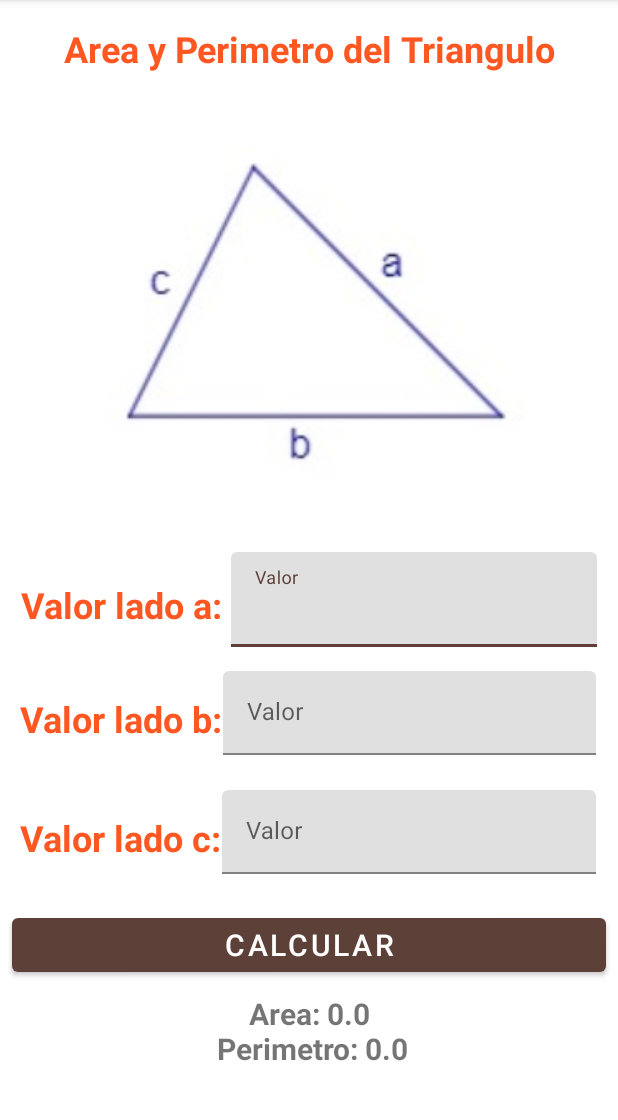
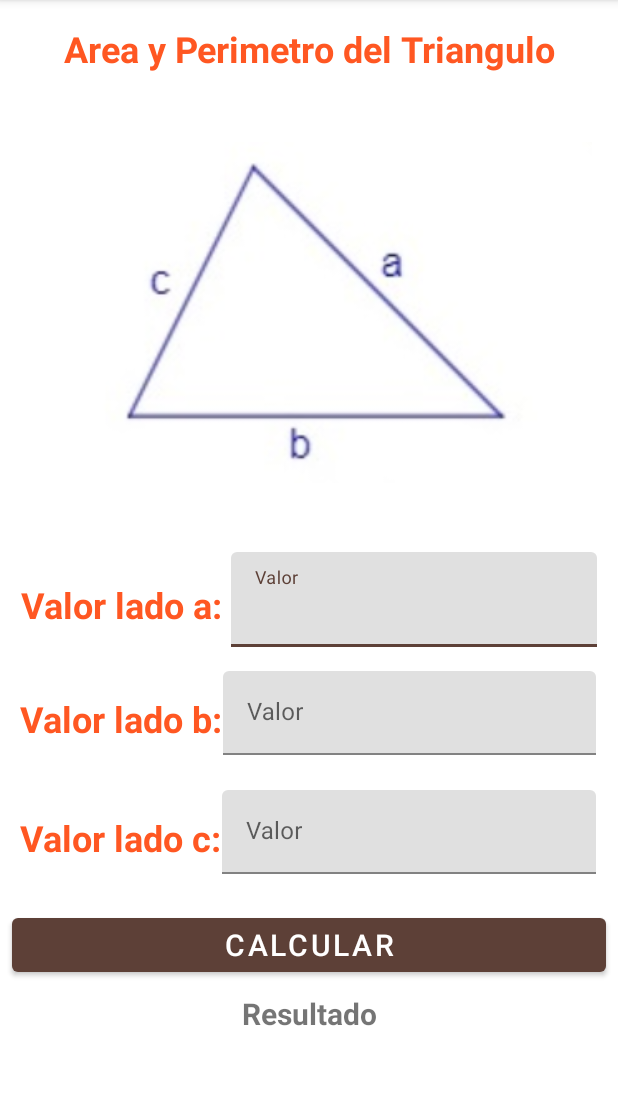
Before and after one commit to Gab-0r/practica3_moviles, an Android app: the ActivityTriangulo screen opened directly, with no data from a screen before it, after a tap on "CALCULAR", on a phone screen of 412 x 824 dp, the part 84-1204 px from its top. Run offline under Robolectric (Android 15) with nearby library versions, the phone set to English and light mode, and no system bars.

Commit message:
Correciones en la actividad Triangulo, Alexander Espinosa Montoya

```diff
--- a/app/src/main/java/com/example/practica3_moviles/ui/main/ActivityTriangulo.kt
+++ b/app/src/main/java/com/example/practica3_moviles/ui/main/ActivityTriangulo.kt
@@ -2,6 +2,7 @@ package com.example.practica3_moviles.ui.main
 
 import androidx.appcompat.app.AppCompatActivity
 import android.os.Bundle
+import android.widget.Toast
 import com.example.practica3_moviles.databinding.ActivityTrianguloBinding
 import androidx.lifecycle.ViewModelProvider
 
@@ -23,6 +24,10 @@ class ActivityTriangulo : AppCompatActivity() {
         viewModel.CalculoTrianguloDone.observe(this){ Data ->
             activityBinding.textViewTrianguloResultado.text = Data// envio el resultado
         }
+        viewModel.error.observe(this) { NoData ->
+            val toast = Toast.makeText(this, NoData, Toast.LENGTH_SHORT)
+            toast.show()
+        }
 
         activityBinding.buttonTrianguloCalcular.setOnClickListener {
             val ladoA = activityBinding.TextInputTLadoA.text.toString()
--- a/app/src/main/java/com/example/practica3_moviles/ui/main/ViewModelTriangulo.kt
+++ b/app/src/main/java/com/example/practica3_moviles/ui/main/ViewModelTriangulo.kt
@@ -11,10 +11,18 @@ class ViewModelTriangulo: ViewModel() {
     private val CalculoTriangulo: MutableLiveData<String> = MutableLiveData()
     val CalculoTrianguloDone: LiveData<String> = CalculoTriangulo
 
+    private val Error : MutableLiveData<String> = MutableLiveData()
+    val error : LiveData<String> = Error
+
     //funciones para trabajar
 
     fun Calucular_Triangulo(ladoA: String, ladoB: String, ladoC: String){
 
+        if (ladoA.isEmpty() || ladoB.isEmpty() || ladoC.isEmpty()){
+            Error.value = "Faltan datos"
+            return
+        }
+        else{
             val a = ladoA.toDouble()
             val b = ladoB.toDouble()
             val c = ladoC.toDouble()
@@ -22,11 +30,15 @@ class ViewModelTriangulo: ViewModel() {
             val area: Double
             val perimetro: Double
             val s = (a+b+c)/2
-
-        area = sqrt(s*((s-a)*(s-b)*(s-c)))
+            val raiz = s*((s-a)*(s-b)*(s-c))
+            if (raiz >= 0){
+                area = sqrt(raiz)
                 perimetro = 2*s
-
                 CalculoTriangulo.value = " Area: $area \n Perimetro: $perimetro"
+            }else{
+                Error.value = "Datos del triangulo no validos"
+            }
+        }
     }
 
 }
--- a/app/src/main/res/values/strings.xml
+++ b/app/src/main/res/values/strings.xml
@@ -6,9 +6,9 @@
     <string name="Lado_b_Triangulo">Valor lado b:</string>
     <string name="Lado_c_Triangulo">Valor lado c:</string>
     <string name="Lados_Triangulo">Valor</string>
-    <string name="Resultado_Trinagulo">Resultado</string>
+
     <string name="Calcular_Triangulo">Calcular</string>
-    <string name="Resultado_Triangulo">Resulado</string>
+    <string name="Resultado_Triangulo">Resultado</string>
 
 
 </resources>
```
Lines whose indentation alone changed are shown as unchanged.
